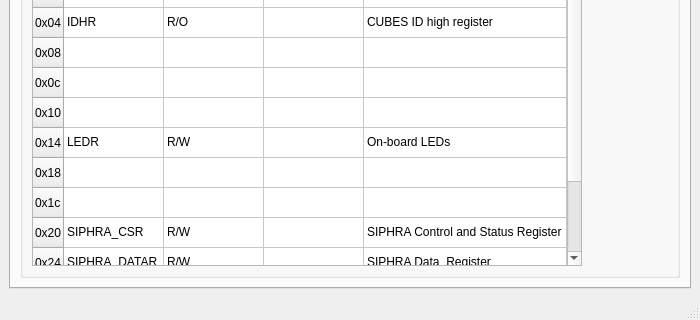
tstana/cubes-sw, file CubesControl/ui/cubescontrol.ui: the form before one commit; both pictures show x 0 to 700 and y 200 to 520 of the 700 by 520 pixel window.
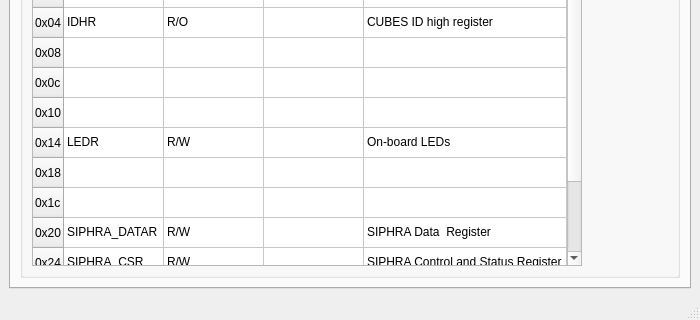
The form after the commit.

Commit message: CubesControl: Swapped SIPHRA registers, which were previously wrong

Diff of the .ui file:
```diff
--- a/CubesControl/ui/cubescontrol.ui
+++ b/CubesControl/ui/cubescontrol.ui
@@ -316,7 +316,7 @@
              </item>
              <item row="8" column="0">
               <property name="text">
-               <string>SIPHRA_CSR</string>
+               <string>SIPHRA_DATAR</string>
               </property>
              </item>
              <item row="8" column="1">
@@ -334,12 +334,12 @@
              </item>
              <item row="8" column="3">
               <property name="text">
-               <string>SIPHRA Control and Status Register</string>
+               <string>SIPHRA Data  Register</string>
               </property>
              </item>
              <item row="9" column="0">
               <property name="text">
-               <string>SIPHRA_DATAR</string>
+               <string>SIPHRA_CSR</string>
               </property>
              </item>
              <item row="9" column="1">
@@ -357,7 +357,7 @@
              </item>
              <item row="9" column="3">
               <property name="text">
-               <string>SIPHRA Data  Register</string>
+               <string>SIPHRA Control and Status Register</string>
               </property>
              </item>
              <item row="10" column="2">
```
